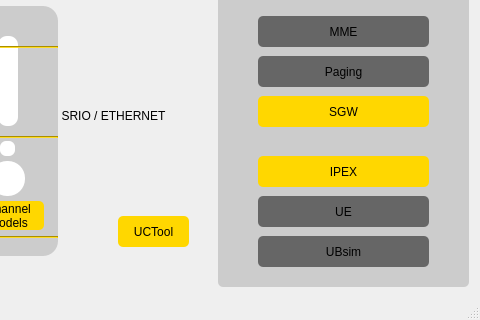
Old version of the form LTEsimGeneratorGUI/Ui/Windows/newmapwindow.ui in the repository moniss23/junit4; both pictures show x 707 to 1187 and y 496 to 816 of the 1187 by 816 pixel window.
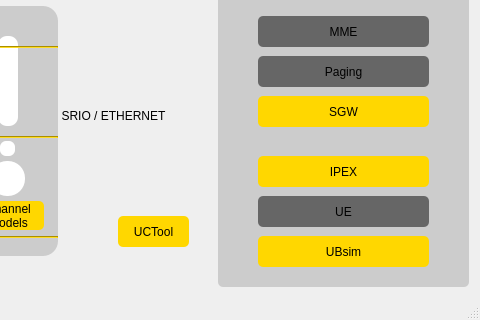
New version of the form. Icons and pictures are not drawn.

What changed in the file:
```diff
--- a/LTEsimGeneratorGUI/Ui/Windows/newmapwindow.ui
+++ b/LTEsimGeneratorGUI/Ui/Windows/newmapwindow.ui
@@ -1541,10 +1541,7 @@
              <string notr="true">color: #000;
 border-radius:5px;
 border-color: #eee;
-baccolor: #000;
-border-radius:5px;
-border-color: #eee;
-background-color:#666666;kground-color:#ffd700;</string>
+background-color:#ffd700;</string>
             </property>
             <property name="text">
              <string>UBsim</string>
```
